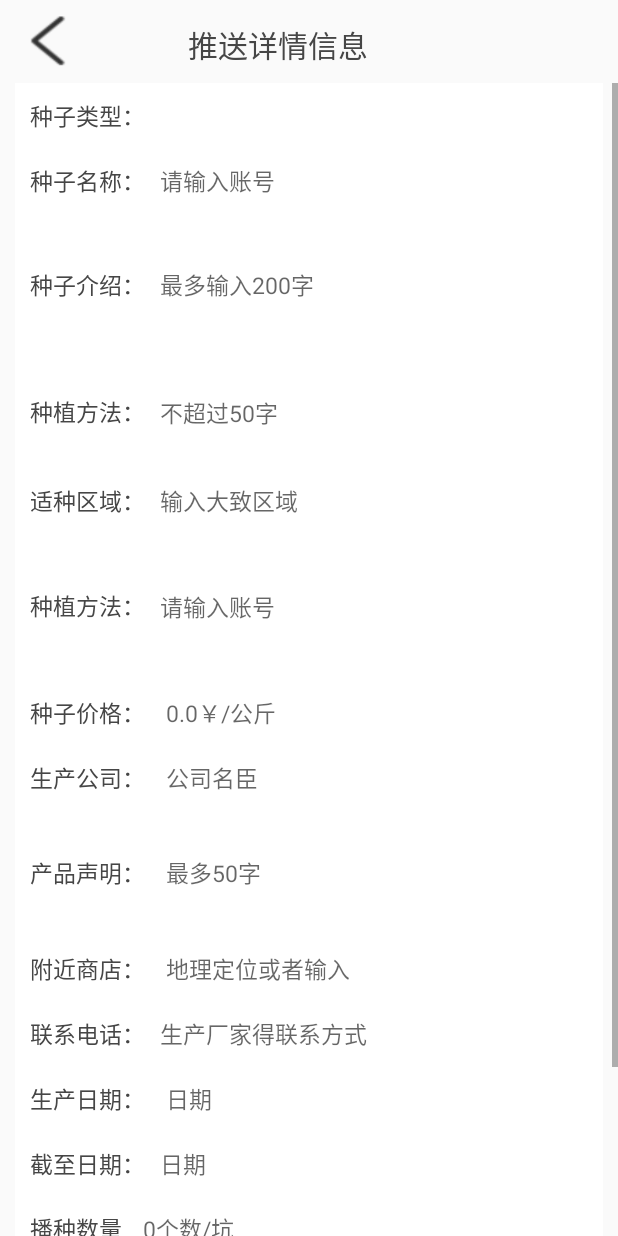
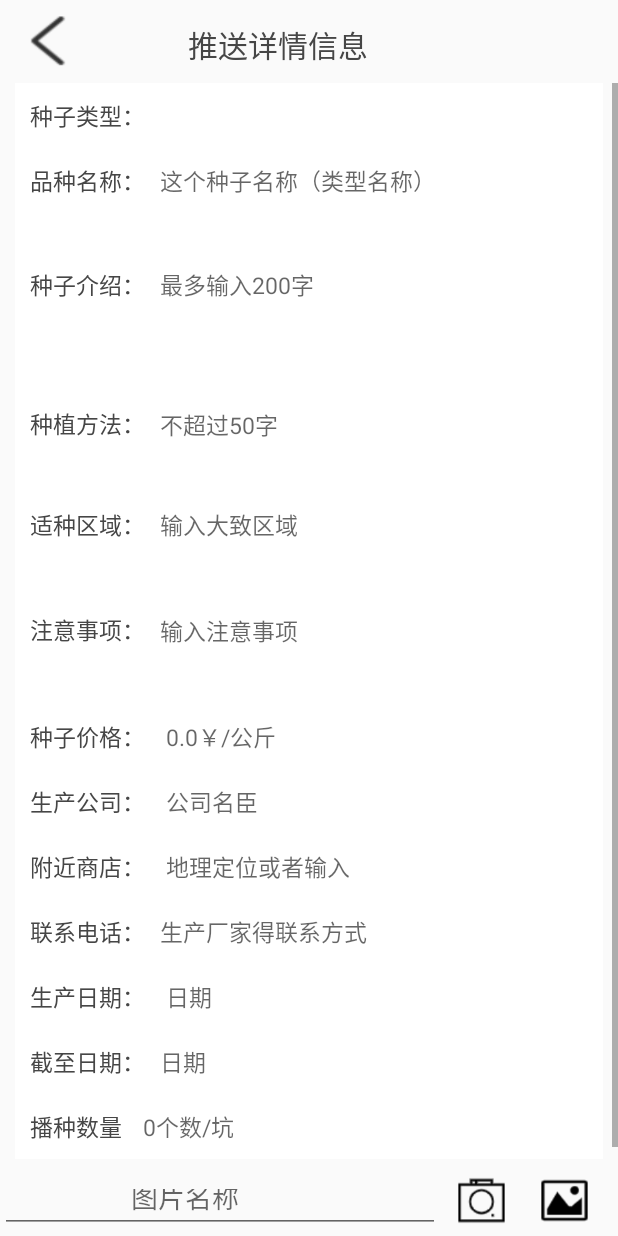
Before and after one commit to jideqiang1231/AfriculturePlatformsource, an Android app: the SpecialistaddpushActivity screen opened directly, with no data from a screen before it, on a phone screen of 412 x 824 dp. Run offline under Robolectric (Android 15) with nearby library versions, the phone set to English and light mode, and no system bars; our stand-ins replace ButterKnife.

Commit message:
app client 3.25 12：00 commit

```diff
--- a/app/src/main/java/com/bigdata/agricultureplatform/specialist/activity/SpecialistActivity.java
+++ b/app/src/main/java/com/bigdata/agricultureplatform/specialist/activity/SpecialistActivity.java
@@ -57,9 +57,9 @@ public class SpecialistActivity extends Activity implements View.OnClickListener
             //把从specialistloginacitvity中传到本specialistactivity中的参数
             //传到下一个specilistseedpushactivity中用于外键查找，查找此专家发布过的产品，用于删除和发布
             Log.e("TAG", String.valueOf(specialistid));//打印一下整形值
-
             Intent intent = new Intent();
             intent.putExtra("专家的id",specialistid);
+            intent.putExtra("专家的类型",specialisttype);
             intent.setClass(SpecialistActivity.this,SpecialistseedpushActivity.class);
             startActivity(intent);
         }
--- a/app/src/main/java/com/bigdata/agricultureplatform/specialist/activity/SpecialistaddpushActivity.java
+++ b/app/src/main/java/com/bigdata/agricultureplatform/specialist/activity/SpecialistaddpushActivity.java
@@ -1,9 +1,13 @@
 package com.bigdata.agricultureplatform.specialist.activity;
 
 import android.app.Activity;
+import android.content.Intent;
 import android.os.Bundle;
+import android.util.Log;
 import android.view.View;
+import android.widget.EditText;
 import android.widget.ImageButton;
+import android.widget.TextView;
 
 import com.bigdata.agricultureplatform.R;
 
@@ -11,20 +15,61 @@ import butterknife.Bind;
 import butterknife.ButterKnife;
 
 public class SpecialistaddpushActivity extends Activity implements View.OnClickListener {
-    @Bind(R.id.ib_Specialist_addpushinfo_back)
-    ImageButton ibSpecialistAddpushinfoBack;
+    @Bind(R.id.ib_specialist_addpushinfo_back)
+    ImageButton ibspecialistAddpushinfoBack;
+    @Bind(R.id.tv_specialist_pushinfo_type)
+    TextView tvSpecialistPushinfoType;
+    @Bind(R.id.et_specialist_pushinfo_name)
+    EditText etSpecialistPushinfoName;
+    @Bind(R.id.et_specialist_pushinfo_introduce)
+    EditText etSpecialistPushinfoIntroduce;
+    @Bind(R.id.et_specialist_pushinfo_plantmethod)
+    EditText etSpecialistPushinfoPlantmethod;
+    @Bind(R.id.et_specialist_pushinfo_plantarea)
+    EditText etSpecialistPushinfoPlantarea;
+    @Bind(R.id.et_specialist_pushinfo_note)
+    EditText etSpecialistPushinfoNote;
+    @Bind(R.id.et_specialist_pushinfo_price)
+    EditText etSpecialistPushinfoPrice;
+    @Bind(R.id.et_specialist_pushinfo_manufacture)
+    EditText etSpecialistPushinfoManufacture;
+    @Bind(R.id.et_specialist_pushinfo_store)
+    EditText etSpecialistPushinfoStore;
+    @Bind(R.id.et_specialist_pushinfo_phone)
+    EditText etSpecialistPushinfoPhone;
+    @Bind(R.id.et_specialist_pushinfo_productdata)
+    EditText etSpecialistPushinfoProductdata;
+    @Bind(R.id.et_specialist_pushinfo_shelflife)
+    EditText etSpecialistPushinfoShelflife;
+    @Bind(R.id.et_specialist_pushinfo_plantnumber)
+    EditText etSpecialistPushinfoPlantnumber;
+    @Bind(R.id.et_specialist_pushinfo_image)
+    EditText etSpecialistPushinfoImage;
+    @Bind(R.id.ib_specialist_pushinfo_push)
+    ImageButton ibSpecialistPushinfoPush;
+    private Integer specialistId;
+    private String specialistType;
 
     @Override
     protected void onCreate(Bundle savedInstanceState) {
         super.onCreate(savedInstanceState);
         setContentView(R.layout.activity_specialistaddpush);
         ButterKnife.bind(this);
-        ibSpecialistAddpushinfoBack.setOnClickListener(this);
+        /////////////////接收一下前边传来的参数，push的时候会用到////////////////////////////////////
+        Intent intent = getIntent();
+        specialistId = intent.getIntExtra("专家的id", 0);
+        specialistType = intent.getStringExtra("专家的类型");
+        Log.e("TAG", String.valueOf(specialistId));
+        Log.e("TAG", specialistType);
+        ////////////////////先把能放的参数设置上（专家的id,type到时候直接okhttp发送）///////////////////////////////
+        tvSpecialistPushinfoType.setText(specialistType);
+        ////////////////////////////////////////////////////////////////
+        ibspecialistAddpushinfoBack.setOnClickListener(this);
     }
 
     @Override
     public void onClick(View view) {
-        if (view == ibSpecialistAddpushinfoBack) {
+        if (view == ibspecialistAddpushinfoBack) {
             finish();
         }
     }
--- a/app/src/main/java/com/bigdata/agricultureplatform/specialist/activity/SpecialistseedpushActivity.java
+++ b/app/src/main/java/com/bigdata/agricultureplatform/specialist/activity/SpecialistseedpushActivity.java
@@ -35,6 +35,7 @@ public class SpecialistseedpushActivity extends Activity implements View.OnClick
     ImageButton ibPecialistSeedAddpush;
     //前边两个activity逐级传过来的id，用于数据库查询
     private Integer specialistId;
+    private String specialistType;
     //SpecialistseedlistBean和它list中的bean
     SpecialistseedlistBean specialistseedlistBean;
     private List<SpecialistseedlistBean.SpecialistseedresultBean> specialistseedresultBeans;
@@ -49,7 +50,9 @@ public class SpecialistseedpushActivity extends Activity implements View.OnClick
         //注意：id是整型值，一定要妥善接受，有个deaultvalue设置为0，或者传送的时候用bundle或者intent绑定一下
         Intent intent = getIntent();
         specialistId = intent.getIntExtra("专家的id", 0);
+        specialistType=intent.getStringExtra("专家的类型");
         Log.e("TAG", String.valueOf(specialistId));
+        Log.e("TAG", specialistType);
         //int类型连土司都要注意
         Toast.makeText(this, String.valueOf(specialistId), Toast.LENGTH_SHORT).show();
 
@@ -141,7 +144,11 @@ public class SpecialistseedpushActivity extends Activity implements View.OnClick
             finish();
         }
         if (view == ibPecialistSeedAddpush) {
-            Intent intent=new Intent(SpecialistseedpushActivity.this,SpecialistaddpushActivity.class);
+            Log.e("TAG", String.valueOf(specialistId));//打印一下整形值
+            Intent intent = new Intent();
+            intent.putExtra("专家的id",specialistId);
+            intent.putExtra("专家的类型",specialistType);
+            intent.setClass(SpecialistseedpushActivity.this,SpecialistaddpushActivity.class);
             startActivity(intent);
         }
     }
--- a/app/src/main/res/layout/activity_specialistaddpush.xml
+++ b/app/src/main/res/layout/activity_specialistaddpush.xml
@@ -10,7 +10,7 @@
         android:layout_width="match_parent"
         android:layout_height="wrap_content">
         <ImageButton
-            android:id="@+id/ib_Specialist_addpushinfo_back"
+            android:id="@+id/ib_specialist_addpushinfo_back"
             android:layout_width="44dp"
             android:layout_height="35dp"
             android:background="@drawable/top_bar_left_back"
@@ -53,6 +53,7 @@
                 <!--android:inputType="phone"-->
 
                 <TextView
+                    android:id="@+id/tv_specialist_pushinfo_type"
                     android:singleLine="true"
                     android:layout_width="match_parent"
                     android:layout_height="match_parent"
@@ -74,18 +75,19 @@
                 <TextView
                     android:layout_width="wrap_content"
                     android:layout_height="wrap_content"
-                    android:text="种子名称："
+                    android:text="品种名称："
                     android:textColor="#464646"
                     android:textSize="15sp" />
                 <!--android:inputType="phone"-->
 
                 <EditText
+                    android:id="@+id/et_specialist_pushinfo_name"
                     android:singleLine="true"
                     android:layout_width="match_parent"
                     android:layout_height="match_parent"
                     android:layout_marginLeft="10dp"
                     android:background="@null"
-                    android:hint="请输入账号"
+                    android:hint="这个种子名称（类型名称）"
                     android:textSize="15sp" />
 
             </LinearLayout>
@@ -107,6 +109,7 @@
                 <!--android:inputType="phone"-->
 
                 <EditText
+                    android:id="@+id/et_specialist_pushinfo_introduce"
                     android:layout_width="match_parent"
                     android:layout_height="76dp"
                     android:layout_marginLeft="10dp"
@@ -133,12 +136,12 @@
                 <!--android:inputType="phone"-->
 
                 <EditText
+                    android:id="@+id/et_specialist_pushinfo_plantmethod"
                     android:layout_width="match_parent"
-                    android:layout_height="54dp"
+                    android:layout_height="70dp"
                     android:layout_marginLeft="10dp"
                     android:background="@null"
                     android:hint="不超过50字"
-                    android:singleLine="true"
                     android:textSize="15sp" />
 
             </LinearLayout>
@@ -160,6 +163,7 @@
                 <!--android:inputType="phone"-->
 
                 <EditText
+                    android:id="@+id/et_specialist_pushinfo_plantarea"
                     android:singleLine="true"
                     android:layout_width="match_parent"
                     android:layout_height="match_parent"
@@ -181,17 +185,18 @@
                 <TextView
                     android:layout_width="wrap_content"
                     android:layout_height="wrap_content"
-                    android:text="种植方法："
+                    android:text="注意事项："
                     android:textColor="#464646"
                     android:textSize="15sp" />
                 <!--android:inputType="phone"-->
 
                 <EditText
+                    android:id="@+id/et_specialist_pushinfo_note"
                     android:layout_width="match_parent"
                     android:layout_height="78dp"
                     android:layout_marginLeft="10dp"
                     android:background="@null"
-                    android:hint="请输入账号"
+                    android:hint="输入注意事项"
                     android:singleLine="true"
                     android:textSize="15sp" />
 
@@ -214,6 +219,7 @@
                 <!--android:inputType="phone"-->
 
                 <EditText
+                    android:id="@+id/et_specialist_pushinfo_price"
                     android:singleLine="true"
                     android:layout_width="match_parent"
                     android:layout_height="match_parent"
@@ -241,6 +247,7 @@
                 <!--android:inputType="phone"-->
 
                 <EditText
+                    android:id="@+id/et_specialist_pushinfo_manufacture"
                     android:singleLine="true"
                     android:layout_width="match_parent"
                     android:layout_height="match_parent"
@@ -251,33 +258,7 @@
 
             </LinearLayout>
 
-            <LinearLayout
-                android:layout_width="match_parent"
-                android:layout_height="wrap_content"
-                android:layout_marginLeft="10dp"
-                android:layout_marginRight="10dp"
-                android:background="#fff"
-                android:orientation="horizontal"
-                android:padding="10dp">
 
-                <TextView
-                    android:layout_width="wrap_content"
-                    android:layout_height="wrap_content"
-                    android:text="产品声明："
-                    android:textColor="#464646"
-                    android:textSize="15sp" />
-                <!--android:inputType="phone"-->
-
-                <EditText
-                    android:layout_width="match_parent"
-                    android:layout_height="64dp"
-                    android:layout_marginLeft="10dp"
-                    android:background="@null"
-                    android:hint=" 最多50字"
-                    android:singleLine="true"
-                    android:textSize="15sp" />
-
-            </LinearLayout>
 
             <LinearLayout
                 android:layout_width="match_parent"
@@ -297,6 +278,7 @@
                 <!--android:inputType="phone"-->
 
                 <EditText
+                    android:id="@+id/et_specialist_pushinfo_store"
                     android:singleLine="true"
                     android:layout_width="match_parent"
                     android:layout_height="match_parent"
@@ -325,6 +307,7 @@
                 <!--android:inputType="phone"-->
 
                 <EditText
+                    android:id="@+id/et_specialist_pushinfo_phone"
                     android:singleLine="true"
                     android:layout_width="match_parent"
                     android:layout_height="match_parent"
@@ -353,6 +336,7 @@
                 <!--android:inputType="phone"-->
 
                 <EditText
+                    android:id="@+id/et_specialist_pushinfo_productdata"
                     android:singleLine="true"
                     android:layout_width="match_parent"
                     android:layout_height="match_parent"
@@ -381,6 +365,7 @@
                 <!--android:inputType="phone"-->
 
                 <EditText
+                    android:id="@+id/et_specialist_pushinfo_shelflife"
                     android:singleLine="true"
                     android:layout_width="match_parent"
                     android:layout_height="match_parent"
@@ -409,6 +394,7 @@
                 <!--android:inputType="phone"-->
 
                 <EditText
+                    android:id="@+id/et_specialist_pushinfo_plantnumber"
                     android:singleLine="true"
                     android:layout_width="match_parent"
                     android:layout_height="match_parent"
@@ -425,6 +411,7 @@
                 android:layout_height="wrap_content">
 
                 <EditText
+                    android:id="@+id/et_specialist_pushinfo_image"
                     android:layout_width="293dp"
                     android:layout_height="39dp"
                     android:layout_marginTop="10dp"
@@ -443,6 +430,7 @@
                     android:background="@drawable/camera" />
 
                 <ImageButton
+                    android:id="@+id/ib_specialist_pushinfo_push"
                     android:layout_width="35dp"
                     android:layout_height="35dp"
                     android:layout_marginLeft="10dp"
@@ -461,10 +449,6 @@
                 android:text="点击发布"
                 android:textColor="#fff" />
 
-
-
-
-
         </LinearLayout>
 
 
```
